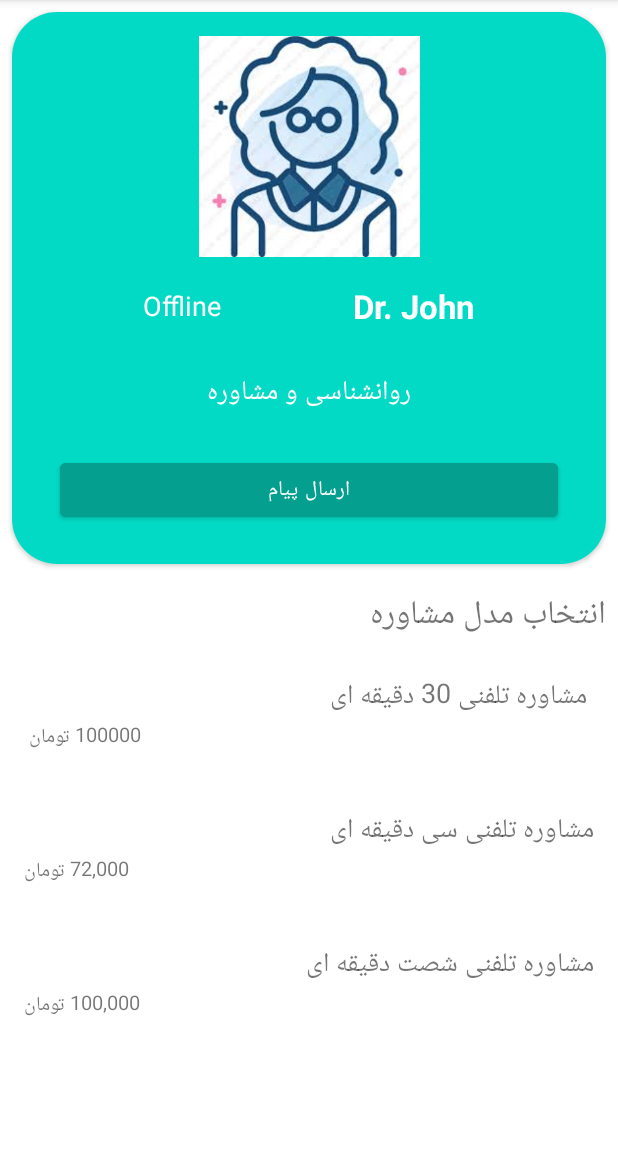
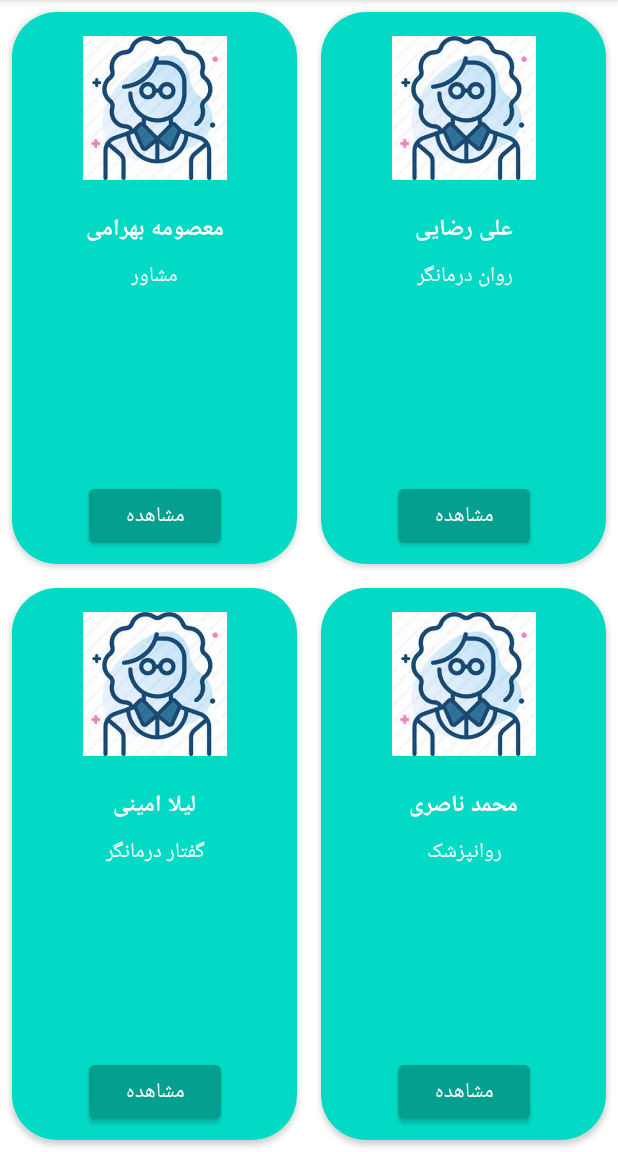
Before and after one commit to Zahra-Jannesari/ConsultProject, an Android app: the screen it shows after launch (DoctorActivity before the commit, ChoseDoctorActivity after it), on a phone screen of 412 x 824 dp, the part 84-1236 px from its top. Run offline under Robolectric (Android 15) with nearby library versions, the phone set to English and light mode, and no system bars.

Commit message:
set text views in chose doctor page programmatically

```diff
--- a/app/src/main/java/com/zarisa/sampleproject/ChoseDoctorActivity.kt
+++ b/app/src/main/java/com/zarisa/sampleproject/ChoseDoctorActivity.kt
@@ -1,11 +1,38 @@
 package com.zarisa.sampleproject
 
+import android.content.Context
 import androidx.appcompat.app.AppCompatActivity
 import android.os.Bundle
+import android.widget.TextView
+import androidx.activity.viewModels
+import com.zarisa.sampleproject.databinding.ActivityChoseDoctorBinding
 
 class ChoseDoctorActivity : AppCompatActivity() {
+    val viewModel1: ViewModel1 by viewModels()
+    private lateinit var binding: ActivityChoseDoctorBinding
     override fun onCreate(savedInstanceState: Bundle?) {
         super.onCreate(savedInstanceState)
-        setContentView(R.layout.activity_chose_doctor)
+        binding= ActivityChoseDoctorBinding.inflate(layoutInflater)
+        setContentView(binding.root)
+        initViews()
+    }
+
+    private fun initViews() {
+        setInformation()
+        binding.buttonSee1.setOnClickListener {  }
+        binding.buttonSee2.setOnClickListener {  }
+        binding.buttonSee3.setOnClickListener {  }
+        binding.buttonSee4.setOnClickListener {  }
+    }
+    private fun setInformation(){
+        binding.textViewName1.text=viewModel1.getDoctorName(0)
+        binding.textViewName2.text=viewModel1.getDoctorName(1)
+        binding.textViewName3.text=viewModel1.getDoctorName(2)
+        binding.textViewName4.text=viewModel1.getDoctorName(3)
+
+        binding.textViewField1.text=viewModel1.getDoctorExpertise(0)
+        binding.textViewField2.text=viewModel1.getDoctorExpertise(1)
+        binding.textViewField3.text=viewModel1.getDoctorExpertise(2)
+        binding.textViewField4.text=viewModel1.getDoctorExpertise(3)
     }
 }
--- a/app/src/main/java/com/zarisa/sampleproject/DoctorActivity.kt
+++ b/app/src/main/java/com/zarisa/sampleproject/DoctorActivity.kt
@@ -22,7 +22,6 @@ class DoctorActivity : AppCompatActivity() {
     }
 
     private fun primaryInit() {
-        Hospital.setTestData()
         val firstDoctor = Hospital.doctorList[1]
         binding.textViewName.text = firstDoctor.name
         binding.textViewField.text = firstDoctor.field
--- /dev/null
+++ b/app/src/main/java/com/zarisa/sampleproject/ViewModels.kt
@@ -0,0 +1,13 @@
+package com.zarisa.sampleproject
+import androidx.lifecycle.ViewModel
+class ViewModel1 : ViewModel(){
+    fun getDoctorName(numberOfDoctor: Int):String{
+        return Hospital.doctorList[numberOfDoctor].name
+    }
+    fun getDoctorExpertise(numberOfDoctor: Int):String{
+        return Hospital.doctorList[numberOfDoctor].field
+    }
+}
+class ViewModel2:ViewModel(){
+
+}
--- a/app/src/main/java/com/zarisa/sampleproject/doctor and consultation.kt
+++ b/app/src/main/java/com/zarisa/sampleproject/doctor and consultation.kt
@@ -1,31 +1,19 @@
 package com.zarisa.sampleproject
 object Hospital{
-    val doctorList= arrayListOf<Doctor>()
+    val doctorList= arrayListOf(
+        Doctor(1 , "معصومه بهرامی" ,  Connection.Online , "مشاور" ),
+        Doctor(2 , "علی رضایی" , Connection.Offline , "روان درمانگر" ),
+        Doctor(3, "لیلا امینی",Connection.Online,"گفتار درمانگر"),
+        Doctor(4,"محمد ناصری",Connection.Offline,"روانپزشک")
+    )
     val consultancyList= arrayListOf(
         Consultancy(1 , 30 , 100000, ConsultancyType.Phone),
         Consultancy(2 , 60 , 250000, ConsultancyType.Video),
         Consultancy(3 , 90 , 300000, ConsultancyType.Phone)
     )
-    fun getDoctor(id : Int) : Doctor?{
-        for (doctor in doctorList){
-            if (doctor.id == id){
-                return doctor
-            }
-        }
-        return null
-    }
-    fun setTestData(){
-        doctorList.clear()
-        doctorList.add(Doctor(1 , "Dr. sara" ,  Connection.Online , "روانشناسی و مشاوره" ))
-        doctorList.add(Doctor(2 , "Dr. John" , Connection.Offline , "روانشناسی و مشاوره" ))
-    }
 }
-data class Doctor(val id:Int,val name:String, var connection:Connection,var field:String,var imageId:Int?=null){
-
-}
-data class Consultancy(val id:Int,val time:Int,val price:Int,val type:ConsultancyType){
-
-}
+data class Doctor(val id:Int,val name:String, var connection:Connection,var field:String)
+data class Consultancy(val id:Int,val time:Int,val price:Int,val type:ConsultancyType)
 enum class ConsultancyType{
     Phone,Video
 }
--- a/app/src/main/res/layout/activity_chose_doctor.xml
+++ b/app/src/main/res/layout/activity_chose_doctor.xml
@@ -25,8 +25,8 @@
 
                 <ImageView
                     android:id="@+id/imageView1"
-                    android:layout_width="175dp"
-                    android:layout_height="147dp"
+                    android:layout_width="114dp"
+                    android:layout_height="96dp"
                     android:layout_marginTop="16dp"
                     android:src="@drawable/doctor_img"
                     app:layout_constraintEnd_toEndOf="parent"
@@ -40,10 +40,9 @@
                     android:layout_width="wrap_content"
                     android:layout_height="wrap_content"
                     android:layout_marginTop="20dp"
-                    android:text="@string/name"
+                    tools:text="معصومه بهرامی"
                     android:textColor="@color/white"
-                    android:textSize="10pt"
-
+                    android:textSize="15sp"
                     android:textStyle="bold"
                     app:layout_constraintEnd_toEndOf="@+id/imageView1"
                     app:layout_constraintStart_toStartOf="@+id/imageView1"
@@ -54,11 +53,10 @@
                     android:layout_width="wrap_content"
                     android:layout_height="wrap_content"
                     android:layout_marginHorizontal="16dp"
-                    android:layout_marginTop="16dp"
+                    android:layout_marginTop="5dp"
                     android:gravity="center"
-                    android:text="مشاور"
+                    tools:text="مشاور"
                     android:textColor="@color/white"
-                    android:textSize="8pt"
                     app:layout_constraintEnd_toEndOf="@+id/textView_name1"
                     app:layout_constraintHorizontal_bias="0.489"
                     app:layout_constraintHorizontal_chainStyle="spread"
@@ -70,7 +68,7 @@
                     android:layout_width="wrap_content"
                     android:layout_height="wrap_content"
                     android:layout_marginHorizontal="32dp"
-                    android:layout_marginBottom="24dp"
+                    android:layout_marginBottom="8dp"
                     android:backgroundTint="#059F90"
                     android:text="مشاهده"
                     app:layout_constraintBottom_toBottomOf="parent"
@@ -95,8 +93,8 @@
 
                 <ImageView
                     android:id="@+id/imageView2"
-                    android:layout_width="175dp"
-                    android:layout_height="147dp"
+                    android:layout_width="114dp"
+                    android:layout_height="96dp"
                     android:layout_marginTop="16dp"
                     android:src="@drawable/doctor_img"
                     app:layout_constraintEnd_toEndOf="parent"
@@ -110,9 +108,9 @@
                     android:layout_width="wrap_content"
                     android:layout_height="wrap_content"
                     android:layout_marginTop="20dp"
-                    android:text="علی رضایی"
+                    tools:text="علی رضایی"
                     android:textColor="@color/white"
-                    android:textSize="10pt"
+                    android:textSize="15sp"
 
                     android:textStyle="bold"
                     app:layout_constraintEnd_toEndOf="@+id/imageView2"
@@ -124,11 +122,10 @@
                     android:layout_width="wrap_content"
                     android:layout_height="wrap_content"
                     android:layout_marginHorizontal="16dp"
-                    android:layout_marginTop="16dp"
+                    android:layout_marginTop="5dp"
                     android:gravity="center"
-                    android:text="روان درمانگر"
+                    tools:text="روان درمانگر"
                     android:textColor="@color/white"
-                    android:textSize="8pt"
                     app:layout_constraintEnd_toEndOf="@+id/textView_name2"
                     app:layout_constraintHorizontal_bias="0.489"
                     app:layout_constraintHorizontal_chainStyle="spread"
@@ -140,7 +137,7 @@
                     android:layout_width="wrap_content"
                     android:layout_height="wrap_content"
                     android:layout_marginHorizontal="32dp"
-                    android:layout_marginBottom="24dp"
+                    android:layout_marginBottom="8dp"
                     android:backgroundTint="#059F90"
                     android:text="مشاهده"
                     app:layout_constraintBottom_toBottomOf="parent"
@@ -170,8 +167,8 @@
 
                 <ImageView
                     android:id="@+id/imageView3"
-                    android:layout_width="175dp"
-                    android:layout_height="147dp"
+                    android:layout_width="114dp"
+                    android:layout_height="96dp"
                     android:layout_marginTop="16dp"
                     android:src="@drawable/doctor_img"
                     app:layout_constraintEnd_toEndOf="parent"
@@ -185,9 +182,9 @@
                     android:layout_width="wrap_content"
                     android:layout_height="wrap_content"
                     android:layout_marginTop="20dp"
-                    android:text="لیلا امینی"
+                    tools:text="لیلا امینی"
                     android:textColor="@color/white"
-                    android:textSize="10pt"
+                    android:textSize="15sp"
 
                     android:textStyle="bold"
                     app:layout_constraintEnd_toEndOf="@+id/imageView3"
@@ -199,11 +196,10 @@
                     android:layout_width="wrap_content"
                     android:layout_height="wrap_content"
                     android:layout_marginHorizontal="16dp"
-                    android:layout_marginTop="16dp"
+                    android:layout_marginTop="5dp"
                     android:gravity="center"
-                    android:text="گفتار درمانگر"
+                    tools:text="گفتار درمانگر"
                     android:textColor="@color/white"
-                    android:textSize="8pt"
                     app:layout_constraintEnd_toEndOf="@+id/textView_name3"
                     app:layout_constraintHorizontal_bias="0.489"
                     app:layout_constraintHorizontal_chainStyle="spread"
@@ -215,7 +211,7 @@
                     android:layout_width="wrap_content"
                     android:layout_height="wrap_content"
                     android:layout_marginHorizontal="32dp"
-                    android:layout_marginBottom="24dp"
+                    android:layout_marginBottom="8dp"
                     android:backgroundTint="#059F90"
                     android:text="مشاهده"
                     app:layout_constraintBottom_toBottomOf="parent"
@@ -240,8 +236,8 @@
 
                 <ImageView
                     android:id="@+id/imageView4"
-                    android:layout_width="175dp"
-                    android:layout_height="147dp"
+                    android:layout_width="114dp"
+                    android:layout_height="96dp"
                     android:layout_marginTop="16dp"
                     android:src="@drawable/doctor_img"
                     app:layout_constraintEnd_toEndOf="parent"
@@ -255,9 +251,9 @@
                     android:layout_width="wrap_content"
                     android:layout_height="wrap_content"
                     android:layout_marginTop="20dp"
-                    android:text="محمد ناصری"
+                    tools:text="محمد ناصری"
                     android:textColor="@color/white"
-                    android:textSize="10pt"
+                    android:textSize="15sp"
 
                     android:textStyle="bold"
                     app:layout_constraintEnd_toEndOf="@+id/imageView4"
@@ -269,11 +265,10 @@
                     android:layout_width="wrap_content"
                     android:layout_height="wrap_content"
                     android:layout_marginHorizontal="16dp"
-                    android:layout_marginTop="16dp"
+                    android:layout_marginTop="5dp"
                     android:gravity="center"
-                    android:text="روانپزشک"
+                    tools:text="روانپزشک"
                     android:textColor="@color/white"
-                    android:textSize="8pt"
                     app:layout_constraintEnd_toEndOf="@+id/textView_name4"
                     app:layout_constraintHorizontal_bias="0.489"
                     app:layout_constraintHorizontal_chainStyle="spread"
@@ -285,7 +280,7 @@
                     android:layout_width="wrap_content"
                     android:layout_height="wrap_content"
                     android:layout_marginHorizontal="32dp"
-                    android:layout_marginBottom="24dp"
+                    android:layout_marginBottom="8dp"
                     android:backgroundTint="#059F90"
                     android:text="مشاهده"
                     app:layout_constraintBottom_toBottomOf="parent"
```
Also changed, not shown: app/build.gradle (+7 -0 lines), app/src/main/AndroidManifest.xml (+7 -5 lines), app/src/main/java/com/zarisa/sampleproject/ConsultActivity.kt (+14 -14 lines), app/src/main/res/drawable/doctor_img.jpg (renamed from app/src/main/res/drawable-v24/doctor_img.jpg), app/src/main/res/drawable/dr_icon.png (renamed from app/src/main/res/drawable-v24/dr_icon.png).
